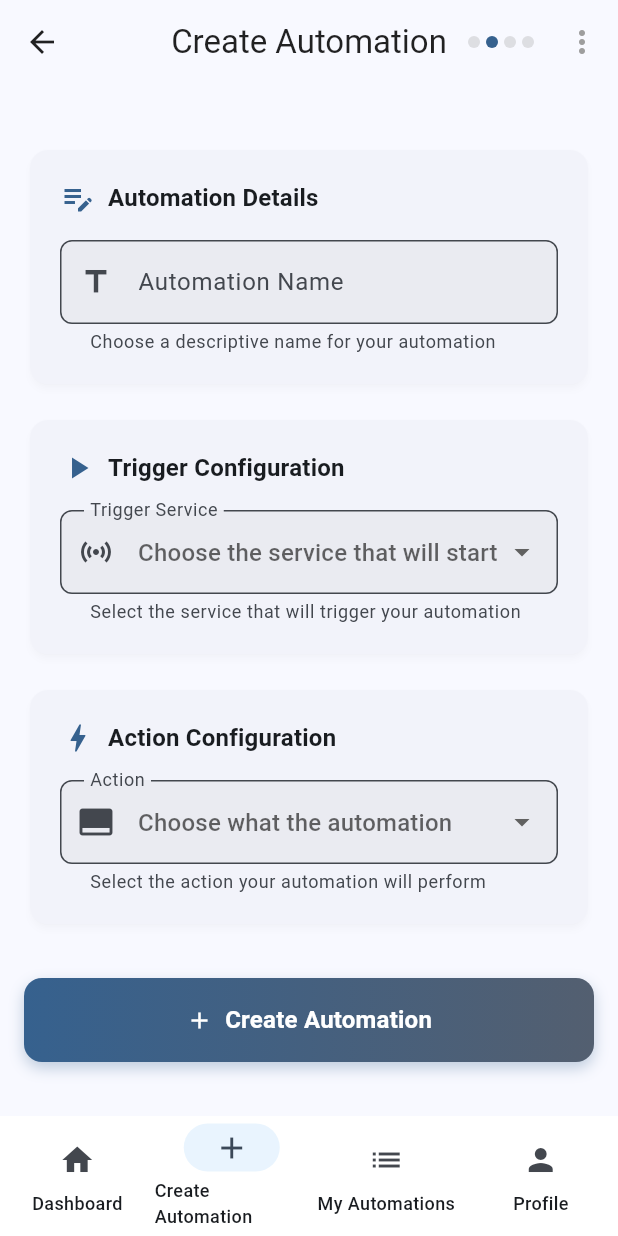
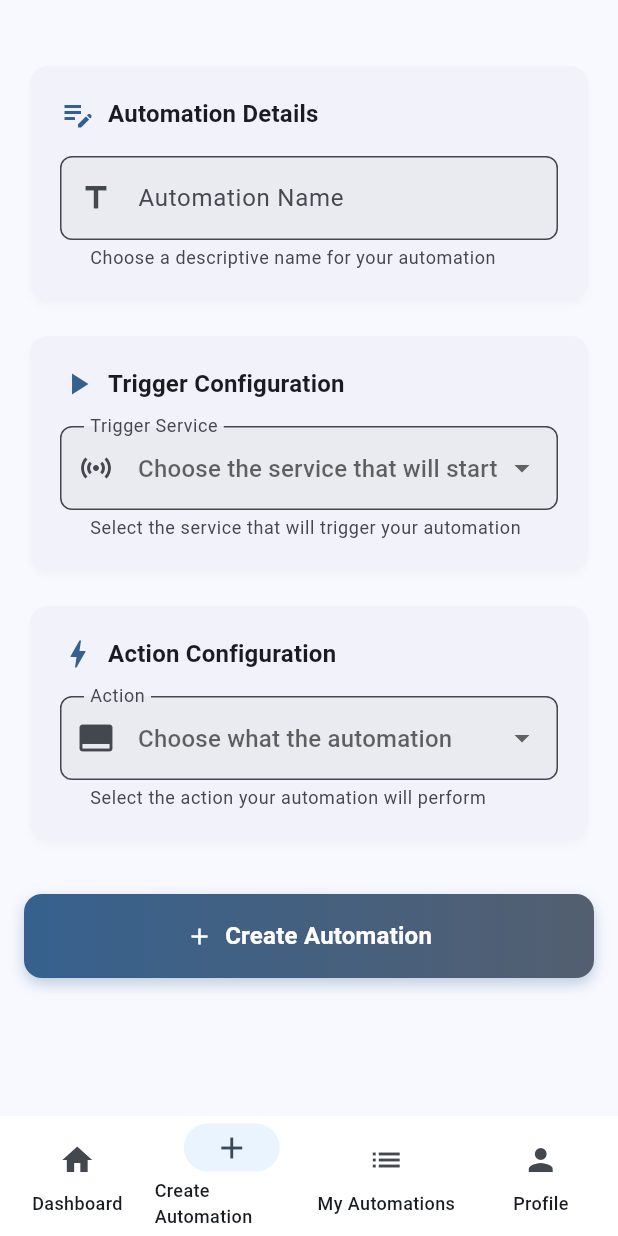
Before and after one commit to My-Epitech-Organisation/Area, a Flutter app: the SwipeNavigationPage screen opened by its route, swiped to page 2, on a phone screen of 412 x 824 dp. Run offline on Flutter 3.47's test engine with Material 3 defaults, Android fonts, the phone set to English and light mode, and no system bars; our stand-ins replace app_links, flutter_dotenv, flutter_secure_storage, google_sign_in; accounts and stored records are empty.

Commit message:
refactor(SwipeNavigationPage): integrate NavigationProvider for improved page navigation

```diff
--- a/mobile/lib/swipe_navigation_page.dart
+++ b/mobile/lib/swipe_navigation_page.dart
@@ -1,9 +1,10 @@
 import 'package:flutter/material.dart';
+import 'package:provider/provider.dart';
 import 'home_page.dart';
 import 'pages/create_applet_page.dart';
 import 'pages/my_applets_page.dart';
-import 'providers/provider_manager.dart';
 import 'pages/user_page.dart';
+import 'providers/navigation_provider.dart';
 
 class SwipeNavigationPage extends StatefulWidget {
   const SwipeNavigationPage({super.key});
@@ -13,8 +14,7 @@ class SwipeNavigationPage extends StatefulWidget {
 }
 
 class _SwipeNavigationPageState extends State<SwipeNavigationPage> {
-  final PageController _pageController = PageController();
-  int _currentPage = 0;
+  late NavigationProvider _navigationProvider;
 
   final List<Widget> _pages = [
     const MyHomePage(),
@@ -37,168 +37,39 @@ class _SwipeNavigationPageState extends State<SwipeNavigationPage> {
     Icons.person,
   ];
 
-  void _onPageChanged(int index) {
-    setState(() {
-      _currentPage = index;
-    });
-  }
-
-  void _navigateToPage(int index) {
-    _pageController.animateToPage(
-      index,
-      duration: const Duration(milliseconds: 250),
-      curve: Curves.easeInOutCubic,
-    );
-  }
-
-  Future<void> _showLogoutConfirmation(BuildContext context) async {
-    final confirmed = await showDialog<bool>(
-      context: context,
-      builder: (context) => AlertDialog(
-        title: const Text('Confirm Sign Out'),
-        content: const Text(
-          'Are you sure you want to sign out of your account?',
-        ),
-        actions: [
-          TextButton(
-            onPressed: () => Navigator.of(context).pop(false),
-            child: const Text('Cancel'),
-          ),
-          ElevatedButton(
-            onPressed: () => Navigator.of(context).pop(true),
-            style: ElevatedButton.styleFrom(
-              backgroundColor: Colors.red,
-              foregroundColor: Colors.white,
-            ),
-            child: const Text('Sign Out'),
-          ),
-        ],
-      ),
-    );
-
-    if (confirmed == true && context.mounted) {
-      // Show loading indicator
-      showDialog(
-        context: context,
-        barrierDismissible: false,
-        builder: (context) => const AlertDialog(
-          content: Column(
-            mainAxisSize: MainAxisSize.min,
-            children: [
-              CircularProgressIndicator(),
-              SizedBox(height: 16),
-              Text('Signing out...'),
-            ],
-          ),
-        ),
-      );
-
-      try {
-        // Use ProviderManager to handle logout and cleanup
-        await ProviderManager.onLogout(context);
-
-        if (context.mounted) {
-          // Close loading dialog
-          Navigator.of(context).pop();
-          Navigator.of(
-            context,
-          ).pushNamedAndRemoveUntil('/login', (route) => false);
-        }
-      } catch (e) {
-        if (context.mounted) {
-          // Close loading dialog
-          Navigator.of(context).pop();
-          // Show error message
-          ScaffoldMessenger.of(context).showSnackBar(
-            SnackBar(
-              content: Text('Error signing out: $e'),
-              backgroundColor: Colors.red,
-            ),
-          );
-        }
-      }
-    }
+  @override
+  void initState() {
+    super.initState();
+    _navigationProvider = NavigationProvider();
   }
 
   @override
   void dispose() {
-    _pageController.dispose();
+    _navigationProvider.dispose();
     super.dispose();
+  }
+
+  void _onPageChanged(int index) {
+    _navigationProvider.updateCurrentPage(index);
+  }
+
+  void _navigateToPage(int index) {
+    _navigationProvider.navigateToPage(index);
   }
 
   @override
   Widget build(BuildContext context) {
+    return ChangeNotifierProvider.value(
+      value: _navigationProvider,
+      child: Consumer<NavigationProvider>(
+        builder: (context, navigationProvider, child) {
           return Scaffold(
-      appBar: AppBar(
-        title: Text(_pageTitles[_currentPage]),
-        backgroundColor: Colors.transparent,
-        elevation: 0,
-        foregroundColor: Colors.black87,
-        surfaceTintColor: Colors.transparent,
-        actions: [
-          Semantics(
-            label: 'Page indicators',
-            hint:
-                'Shows current page position. ${_currentPage + 1} of ${_pages.length} pages',
-            child: SizedBox(
-              width: 60, // Constrain width to prevent overflow
-              child: Row(
-                mainAxisAlignment: MainAxisAlignment.center,
-                children: List.generate(
-                  _pages.length,
-                  (index) => Semantics(
-                    label: 'Page ${index + 1} indicator',
-                    hint: _currentPage == index
-                        ? 'Current page'
-                        : 'Tap to go to ${_pageTitles[index]} page',
-                    button: true,
-                    child: GestureDetector(
-                      onTap: () => _navigateToPage(index),
-                      child: Container(
-                        margin: const EdgeInsets.symmetric(horizontal: 2),
-                        width: 8, // Reduced size to fit better
-                        height: 8, // Reduced size to fit better
-                        decoration: BoxDecoration(
-                          shape: BoxShape.circle,
-                          color: _currentPage == index
-                              ? Theme.of(context).colorScheme.primary
-                              : Colors.grey.withAlpha(77), // Use withAlpha instead of withOpacity
-                        ),
-                      ),
-                    ),
-                  ),
-                ),
-              ),
-            ),
-          ),
-          PopupMenuButton<String>(
-            onSelected: (value) async {
-              if (value == 'logout') {
-                await _showLogoutConfirmation(context);
-              }
-            },
-            icon: const Icon(Icons.more_vert, color: Colors.grey),
-            itemBuilder: (context) => [
-              const PopupMenuItem(
-                value: 'logout',
-                child: Row(
-                  children: [
-                    Icon(Icons.logout, color: Colors.red, size: 20),
-                    SizedBox(width: 8),
-                    Text('Sign Out', style: TextStyle(color: Colors.red)),
-                  ],
-                ),
-              ),
-            ],
-          ),
-        ],
-      ),
             body: Semantics(
               label: 'Main navigation area',
               hint:
                   'Swipe left or right to navigate between pages, or use bottom navigation buttons',
               child: PageView(
-          controller: _pageController,
+                controller: navigationProvider.pageController,
                 onPageChanged: _onPageChanged,
                 physics: const BouncingScrollPhysics(),
                 children: _pages,
@@ -209,7 +80,7 @@ class _SwipeNavigationPageState extends State<SwipeNavigationPage> {
               hint:
                   'Use these buttons to navigate between different sections of the app',
               child: NavigationBar(
-          selectedIndex: _currentPage,
+                selectedIndex: navigationProvider.currentPage,
                 onDestinationSelected: _navigateToPage,
                 destinations: List.generate(
                   _pages.length,
@@ -221,5 +92,8 @@ class _SwipeNavigationPageState extends State<SwipeNavigationPage> {
               ),
             ),
           );
+        },
+      ),
+    );
   }
 }
```
Lines whose indentation alone changed are shown as unchanged.
